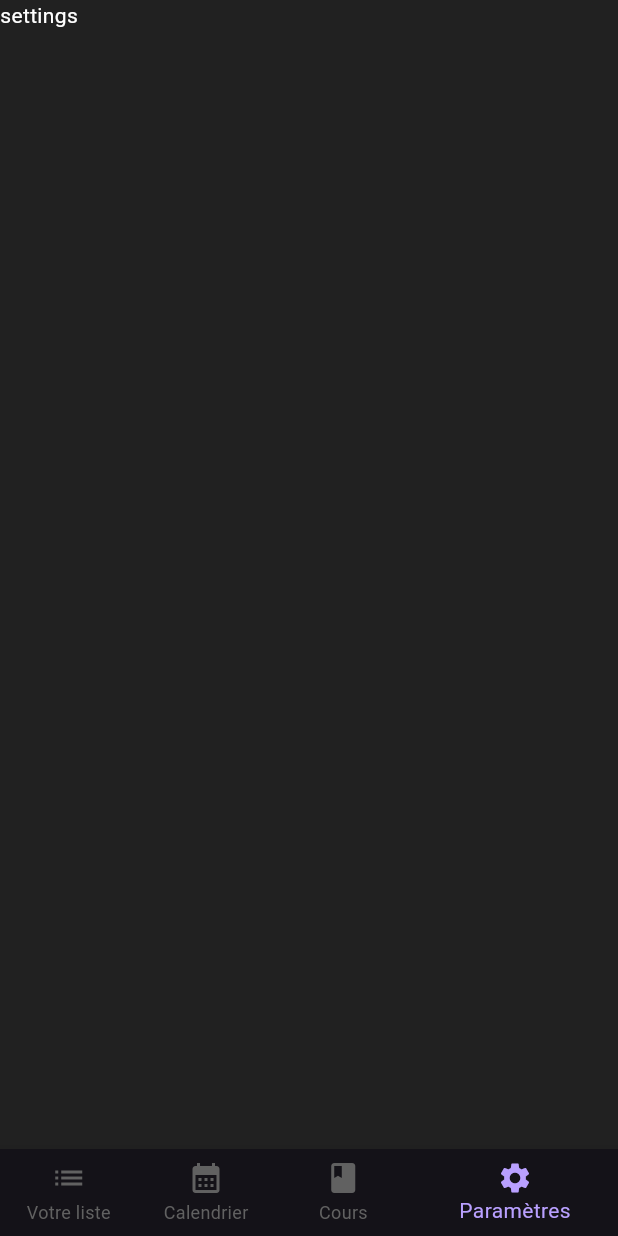
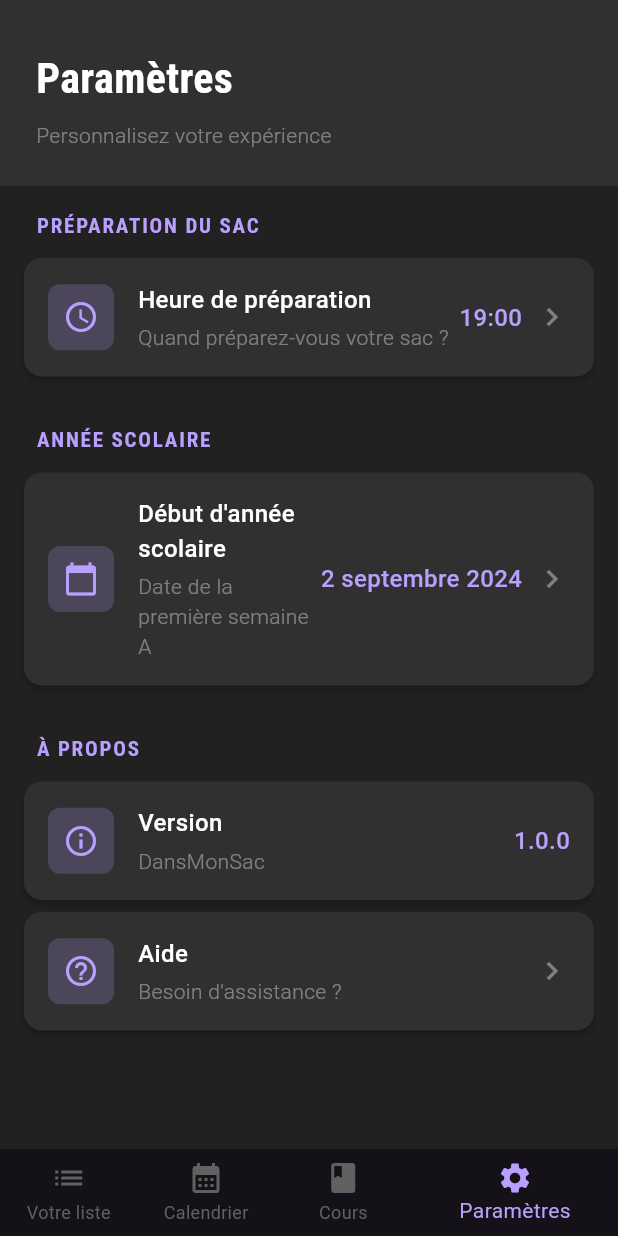
Before and after one commit to kevindjf/dansmonsac, a Flutter app: the HomePage screen opened directly, item 4 of the bottom bar chosen, on a phone screen of 412 x 824 dp. Run offline on Flutter 3.47's test engine with Material 3 defaults, Android fonts, the phone set to English and light mode, and no system bars; our stand-ins replace dartz, flutter_riverpod, google_fonts, riverpod_annotation, shared_preferences and 1 more; missing offline and left inert: dart:ffi; accounts and stored records are empty; generated files the repository leaves out were written again.

Commit message:
Add Settings page with pack time and school year configuration
- Create comprehensive Settings page following app design
- Add pack time selector (time picker for bag preparation)
- Add school year start date selector (for week A/B calculation)
- Add version and help sections
- Use consistent Material Design dark theme
- Display values with accent color and proper formatting
- Show snackbar feedback when settings are updated
- TODO: Connect to preferences repository to persist settings

UI features:
- Section headers with uppercase accent color
- Card-based settings with icons
- Interactive time and date pickers
- Formatted date display in French
- Settings grouped by category

```diff
--- a/features/main/lib/presentation/home/home_page.dart
+++ b/features/main/lib/presentation/home/home_page.dart
@@ -6,6 +6,7 @@ import 'package:main/presentation/home/controller/home_controller.dart';
 import 'package:main/presentation/home/controller/home_state_ui.dart';
 import 'package:course/presentation/list/courses_page.dart';
 import 'package:main/presentation/home/list_supply_page.dart';
+import 'package:main/presentation/home/settings_page.dart';
 
 class HomePage extends ConsumerWidget {
   static const String routeName = "/home";
@@ -88,7 +89,7 @@ class HomePage extends ConsumerWidget {
       case HomeViewPage.courses:
         return CoursesPage();
       case HomeViewPage.settings:
-        return Text("settings");
+        return SettingsPage();
     }
   }
 }
--- /dev/null
+++ b/features/main/lib/presentation/home/settings_page.dart
@@ -0,0 +1,308 @@
+import 'package:flutter/material.dart';
+import 'package:flutter_riverpod/flutter_riverpod.dart';
+import 'package:google_fonts/google_fonts.dart';
+import 'package:common/src/ui/ui.dart';
+
+class SettingsPage extends ConsumerStatefulWidget {
+  const SettingsPage({Key? key}) : super(key: key);
+
+  @override
+  ConsumerState<SettingsPage> createState() => _SettingsPageState();
+}
+
+class _SettingsPageState extends ConsumerState<SettingsPage> {
+  // TODO: Get from preferences
+  TimeOfDay _packTime = TimeOfDay(hour: 19, minute: 0);
+  DateTime _schoolYearStart = DateTime(2024, 9, 2);
+
+  @override
+  Widget build(BuildContext context) {
+    return Scaffold(
+      backgroundColor: Color(0xFF212121),
+      body: SafeArea(
+        child: Column(
+          children: [
+            // Header
+            Container(
+              width: double.infinity,
+              color: Color(0xFF303030),
+              child: Padding(
+                padding: const EdgeInsets.all(24.0),
+                child: Column(
+                  crossAxisAlignment: CrossAxisAlignment.start,
+                  children: [
+                    const SizedBox(height: 8),
+                    Text(
+                      "Paramètres",
+                      style: GoogleFonts.robotoCondensed(
+                        color: Colors.white,
+                        fontSize: 28,
+                        fontWeight: FontWeight.bold,
+                      ),
+                    ),
+                    const SizedBox(height: 8),
+                    Text(
+                      "Personnalisez votre expérience",
+                      style: GoogleFonts.roboto(
+                        color: Colors.white38,
+                        fontSize: 14,
+                        fontWeight: FontWeight.w300,
+                      ),
+                    ),
+                  ],
+                ),
+              ),
+            ),
+
+            // Settings List
+            Expanded(
+              child: ListView(
+                padding: const EdgeInsets.all(16.0),
+                children: [
+                  // Section: Préparation du sac
+                  _buildSectionTitle('Préparation du sac'),
+                  const SizedBox(height: 8),
+
+                  _buildSettingCard(
+                    icon: Icons.access_time,
+                    title: 'Heure de préparation',
+                    subtitle: 'Quand préparez-vous votre sac ?',
+                    value: _formatTime(_packTime),
+                    onTap: () => _selectPackTime(context),
+                  ),
+
+                  const SizedBox(height: 24),
+
+                  // Section: Année scolaire
+                  _buildSectionTitle('Année scolaire'),
+                  const SizedBox(height: 8),
+
+                  _buildSettingCard(
+                    icon: Icons.calendar_today,
+                    title: 'Début d\'année scolaire',
+                    subtitle: 'Date de la première semaine A',
+                    value: _formatDate(_schoolYearStart),
+                    onTap: () => _selectSchoolYearStart(context),
+                  ),
+
+                  const SizedBox(height: 24),
+
+                  // Section: À propos
+                  _buildSectionTitle('À propos'),
+                  const SizedBox(height: 8),
+
+                  _buildSettingCard(
+                    icon: Icons.info_outline,
+                    title: 'Version',
+                    subtitle: 'DansMonSac',
+                    value: '1.0.0',
+                    onTap: null,
+                  ),
+
+                  _buildSettingCard(
+                    icon: Icons.help_outline,
+                    title: 'Aide',
+                    subtitle: 'Besoin d\'assistance ?',
+                    value: '',
+                    onTap: () {
+                      // TODO: Open help page
+                    },
+                  ),
+                ],
+              ),
+            ),
+          ],
+        ),
+      ),
+    );
+  }
+
+  Widget _buildSectionTitle(String title) {
+    return Padding(
+      padding: const EdgeInsets.only(left: 8.0, bottom: 4.0),
+      child: Text(
+        title.toUpperCase(),
+        style: GoogleFonts.robotoCondensed(
+          fontSize: 14,
+          color: AppColors.accent,
+          fontWeight: FontWeight.bold,
+          letterSpacing: 1.2,
+        ),
+      ),
+    );
+  }
+
+  Widget _buildSettingCard({
+    required IconData icon,
+    required String title,
+    required String subtitle,
+    required String value,
+    required VoidCallback? onTap,
+  }) {
+    return Card(
+      color: Color(0xFF303030),
+      shape: RoundedRectangleBorder(
+        borderRadius: BorderRadius.circular(12),
+      ),
+      margin: const EdgeInsets.only(bottom: 8.0),
+      child: InkWell(
+        onTap: onTap,
+        borderRadius: BorderRadius.circular(12),
+        child: Padding(
+          padding: const EdgeInsets.all(16.0),
+          child: Row(
+            children: [
+              // Icon
+              Container(
+                padding: const EdgeInsets.all(10),
+                decoration: BoxDecoration(
+                  color: AppColors.accent.withOpacity(0.2),
+                  borderRadius: BorderRadius.circular(8),
+                ),
+                child: Icon(
+                  icon,
+                  color: AppColors.accent,
+                  size: 24,
+                ),
+              ),
+              const SizedBox(width: 16),
+
+              // Title and subtitle
+              Expanded(
+                child: Column(
+                  crossAxisAlignment: CrossAxisAlignment.start,
+                  children: [
+                    Text(
+                      title,
+                      style: GoogleFonts.roboto(
+                        color: Colors.white,
+                        fontSize: 16,
+                        fontWeight: FontWeight.w500,
+                      ),
+                    ),
+                    if (subtitle.isNotEmpty) ...[
+                      const SizedBox(height: 4),
+                      Text(
+                        subtitle,
+                        style: GoogleFonts.roboto(
+                          color: Colors.white38,
+                          fontSize: 14,
+                          fontWeight: FontWeight.w300,
+                        ),
+                      ),
+                    ],
+                  ],
+                ),
+              ),
+
+              // Value
+              if (value.isNotEmpty)
+                Text(
+                  value,
+                  style: GoogleFonts.roboto(
+                    color: AppColors.accent,
+                    fontSize: 16,
+                    fontWeight: FontWeight.w500,
+                  ),
+                ),
+
+              // Arrow icon if tappable
+              if (onTap != null) ...[
+                const SizedBox(width: 8),
+                Icon(
+                  Icons.chevron_right,
+                  color: Colors.white38,
+                  size: 24,
+                ),
+              ],
+            ],
+          ),
+        ),
+      ),
+    );
+  }
+
+  String _formatTime(TimeOfDay time) {
+    return '${time.hour.toString().padLeft(2, '0')}:${time.minute.toString().padLeft(2, '0')}';
+  }
+
+  String _formatDate(DateTime date) {
+    const months = [
+      'janvier', 'février', 'mars', 'avril', 'mai', 'juin',
+      'juillet', 'août', 'septembre', 'octobre', 'novembre', 'décembre'
+    ];
+    return '${date.day} ${months[date.month - 1]} ${date.year}';
+  }
+
+  Future<void> _selectPackTime(BuildContext context) async {
+    final TimeOfDay? picked = await showTimePicker(
+      context: context,
+      initialTime: _packTime,
+      builder: (context, child) {
+        return Theme(
+          data: ThemeData.dark().copyWith(
+            colorScheme: ColorScheme.dark(
+              primary: AppColors.accent,
+              onPrimary: Colors.white,
+              surface: Color(0xFF303030),
+              onSurface: Colors.white,
+            ),
+          ),
+          child: child!,
+        );
+      },
+    );
+
+    if (picked != null && picked != _packTime) {
+      setState(() {
+        _packTime = picked;
+      });
+      // TODO: Save to preferences
+      _showSnackBar('Heure de préparation mise à jour: ${_formatTime(picked)}');
+    }
+  }
+
+  Future<void> _selectSchoolYearStart(BuildContext context) async {
+    final DateTime? picked = await showDatePicker(
+      context: context,
+      initialDate: _schoolYearStart,
+      firstDate: DateTime(2020),
+      lastDate: DateTime(2030),
+      locale: const Locale('fr', 'FR'),
+      builder: (context, child) {
+        return Theme(
+          data: ThemeData.dark().copyWith(
+            colorScheme: ColorScheme.dark(
+              primary: AppColors.accent,
+              onPrimary: Colors.white,
+              surface: Color(0xFF303030),
+              onSurface: Colors.white,
+            ),
+          ),
+          child: child!,
+        );
+      },
+    );
+
+    if (picked != null && picked != _schoolYearStart) {
+      setState(() {
+        _schoolYearStart = picked;
+      });
+      // TODO: Save to preferences
+      _showSnackBar('Date de début mise à jour: ${_formatDate(picked)}');
+    }
+  }
+
+  void _showSnackBar(String message) {
+    ScaffoldMessenger.of(context).showSnackBar(
+      SnackBar(
+        content: Text(message),
+        backgroundColor: Color(0xFF303030),
+        behavior: SnackBarBehavior.floating,
+        shape: RoundedRectangleBorder(
+          borderRadius: BorderRadius.circular(8),
+        ),
+      ),
+    );
+  }
+}
```
